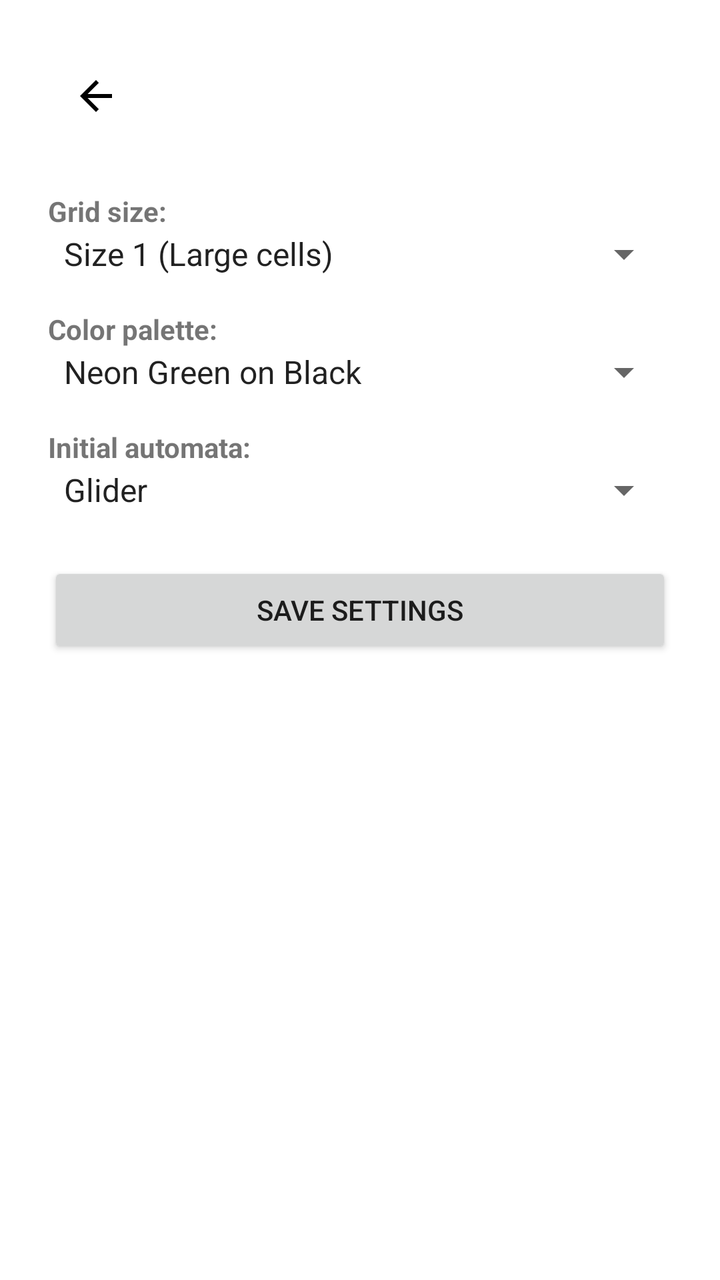
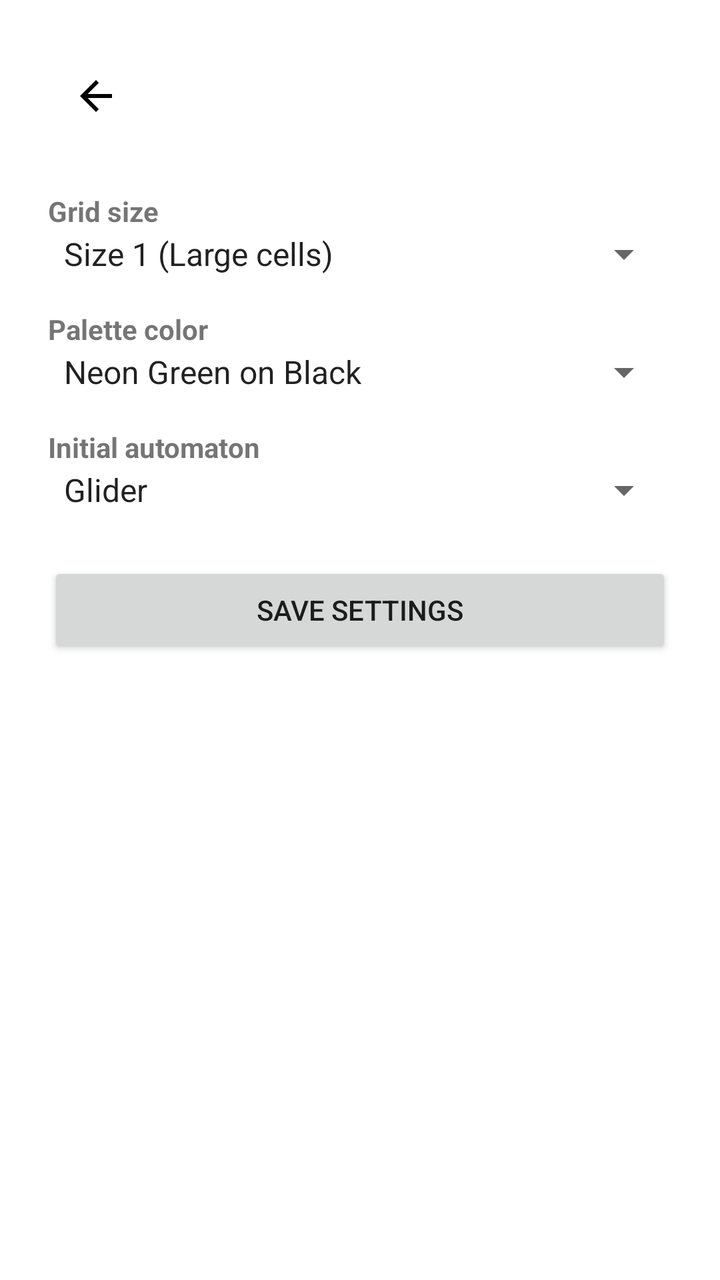

Compare the two renders of this Android layout. The source of the first and the diff that turns it into the second are given below.
<!-- AndroidManifest.xml: application theme Theme.GameOfLifeWallpaper -->
<!-- res/layout/activity_main.xml -->
<?xml version="1.0" encoding="utf-8"?>
<LinearLayout xmlns:android="http://schemas.android.com/apk/res/android"
    android:layout_width="match_parent"
    android:layout_height="match_parent"
    android:layout_marginTop="32dp"
    android:orientation="vertical"
    android:padding="24dp">

    <ImageButton
        android:id="@+id/btnBack"
        android:layout_width="48dp"
        android:layout_height="48dp"
        android:layout_marginBottom="24dp"
        android:background="?attr/selectableItemBackgroundBorderless"
        android:contentDescription="Get back to preview"
        android:src="@drawable/baseline_arrow_back_24" />

    
    <TextView
        android:layout_width="wrap_content"
        android:layout_height="wrap_content"
        android:text="Grid size:"
        android:textStyle="bold" />
    <Spinner
        android:id="@+id/spinnerSize"
        android:layout_width="match_parent"
        android:layout_height="wrap_content"
        android:layout_marginBottom="16dp"
        android:entries="@array/grid_sizes" /> 

    
    <TextView
        android:layout_width="wrap_content"
        android:layout_height="wrap_content"
        android:text="Color palette:"
        android:textStyle="bold" />
    <Spinner
        android:id="@+id/spinnerPalette"
        android:layout_width="match_parent"
        android:layout_height="wrap_content"
        android:layout_marginBottom="16dp"
        android:entries="@array/color_palettes" />

    
    <TextView
        android:layout_width="wrap_content"
        android:layout_height="wrap_content"
        android:text="Initial automata:"
        android:textStyle="bold" />
    <Spinner
        android:id="@+id/spinnerPattern"
        android:layout_width="match_parent"
        android:layout_height="wrap_content"
        android:layout_marginBottom="24dp"
        android:entries="@array/initial_patterns" />

    
    <Button
        android:id="@+id/btnSave"
        android:layout_width="match_parent"
        android:layout_height="wrap_content"
        android:text="@string/save" />

    
    

</LinearLayout>
<!-- resources referenced by this layout -->
<resources>
  <string-array name="color_palettes">
          <item>Neon Green on Black</item>
          <item>Purple on Light</item>
          <item>Cyan on Navy</item>
          <item>Coral on Charcoal</item>
          <item>Gold on Ivory</item>
          <item>Mint on Forest Green</item>
          <item>Vivid Green on Dark Lilac</item>
          <item>Yellow on Teal</item>
          <item>Blaugrana</item>
      </string-array>
  <string-array name="grid_sizes">
          <item>Size 1 (Large cells)</item>
          <item>Size 2 (Medium cells)</item>
          <item>Size 3 (Small cells)</item>
          <item>Size 4 (Very small cells)</item>
      </string-array>
  <string-array name="initial_patterns">
          <item>Glider</item>
          <item>Kok galaxy</item>
          <item>Pentadecathlon</item>
          <item>Lightweight Spaceship (LWSS)</item>
          <item>Acorn</item>
          <item>Random</item>
          <item>2x2 Square (Static)</item>
      </string-array>
  <!-- drawable baseline_arrow_back_24 (drawable) -->
  <vector xmlns:android="http://schemas.android.com/apk/res/android" android:autoMirrored="true" android:height="24dp" android:tint="#000000" android:viewportHeight="24" android:viewportWidth="24" android:width="24dp">
        
      <path android:fillColor="@android:color/white" android:pathData="M20,11H7.83l5.59,-5.59L12,4l-8,8 8,8 1.41,-1.41L7.83,13H20v-2z"/>
      
  </vector>
  <string name="save">Save settings</string>
  <style name="Theme.GameOfLifeWallpaper" parent="Theme.MaterialComponents.DayNight.DarkActionBar">
          
          <item name="colorPrimary">@color/purple_500</item>
          <item name="colorPrimaryVariant">@color/purple_700</item>
          <item name="colorOnPrimary">@color/white</item>
          
          <item name="colorSecondary">@color/teal_200</item>
          <item name="colorSecondaryVariant">@color/teal_700</item>
          <item name="colorOnSecondary">@color/black</item>
          
          <item name="android:statusBarColor">?attr/colorPrimaryVariant</item>
          
      </style>
  <color name="purple_500">#FF6200EE</color>
  <color name="purple_700">#FF3700B3</color>
  <color name="white">#FFFFFFFF</color>
  <color name="teal_200">#FF03DAC5</color>
  <color name="teal_700">#FF018786</color>
  <color name="black">#FF000000</color>
</resources>

<!-- the commit's change to res/layout/activity_main.xml (unified diff, before → after) -->
@@ -12,14 +12,14 @@
         android:layout_height="48dp"
         android:layout_marginBottom="24dp"
         android:background="?attr/selectableItemBackgroundBorderless"
-        android:contentDescription="Get back to preview"
+        android:contentDescription="Back to preview"
         android:src="@drawable/baseline_arrow_back_24" />
 
     
     <TextView
         android:layout_width="wrap_content"
         android:layout_height="wrap_content"
-        android:text="Grid size:"
+        android:text="@string/grid_size"
         android:textStyle="bold" />
     <Spinner
         android:id="@+id/spinnerSize"
@@ -32,7 +32,7 @@
     <TextView
         android:layout_width="wrap_content"
         android:layout_height="wrap_content"
-        android:text="Color palette:"
+        android:text="@string/color_palette"
         android:textStyle="bold" />
     <Spinner
         android:id="@+id/spinnerPalette"
@@ -45,7 +45,7 @@
     <TextView
         android:layout_width="wrap_content"
         android:layout_height="wrap_content"
-        android:text="Initial automata:"
+        android:text="@string/initial_automata"
         android:textStyle="bold" />
     <Spinner
         android:id="@+id/spinnerPattern"
<!-- resource entries referenced after the edit -->
@@ -32,6 +32,9 @@
       <path android:fillColor="@android:color/white" android:pathData="M20,11H7.83l5.59,-5.59L12,4l-8,8 8,8 1.41,-1.41L7.83,13H20v-2z"/>
       
   </vector>
+  <string name="color_palette">Palette color</string>
+  <string name="grid_size">Grid size</string>
+  <string name="initial_automata">Initial automaton</string>
   <string name="save">Save settings</string>
   <style name="Theme.GameOfLifeWallpaper" parent="Theme.MaterialComponents.DayNight.DarkActionBar">
           
